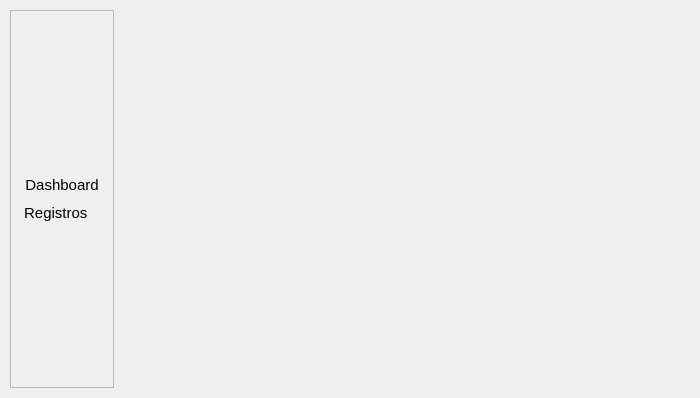
This is FinancesApp/src/ui/HomeForm.ui in iagoofelipe/Finances as Qt 5 draws it before an edit. The edited form follows.
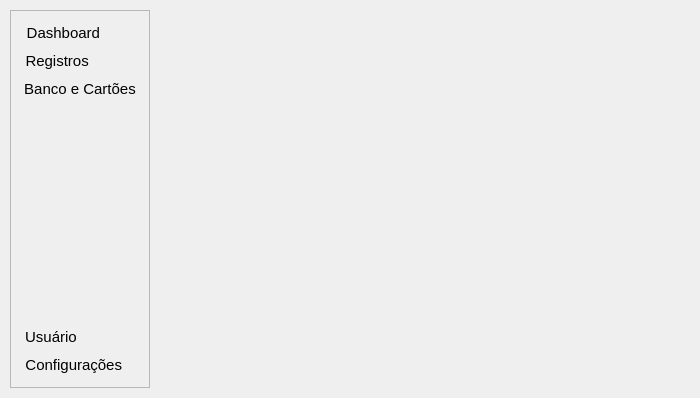
This is the edited form. Icons and pictures are not drawn.

What changed in the file:
```diff
--- a/FinancesApp/src/ui/HomeForm.ui
+++ b/FinancesApp/src/ui/HomeForm.ui
@@ -56,19 +56,6 @@
       <property name="spacing">
        <number>2</number>
       </property>
-      <item>
-       <spacer name="verticalSpacer">
-        <property name="orientation">
-         <enum>Qt::Vertical</enum>
-        </property>
-        <property name="sizeHint" stdset="0">
-         <size>
-          <width>20</width>
-          <height>141</height>
-         </size>
-        </property>
-       </spacer>
-      </item>
       <item>
        <widget class="QPushButton" name="btnDash">
         <property name="font">
@@ -78,7 +65,7 @@
          </font>
         </property>
         <property name="text">
-         <string>Dashboard</string>
+         <string>Dashboard        </string>
         </property>
         <property name="icon">
          <iconset resource="resource.qrc">
@@ -104,7 +91,7 @@
          </font>
         </property>
         <property name="text">
-         <string>Registros   </string>
+         <string>Registros           </string>
         </property>
         <property name="icon">
          <iconset resource="resource.qrc">
@@ -121,6 +108,32 @@
         </property>
        </widget>
       </item>
+      <item>
+       <widget class="QPushButton" name="btnCard">
+        <property name="font">
+         <font>
+          <family>Segoe UI</family>
+          <pointsize>11</pointsize>
+         </font>
+        </property>
+        <property name="text">
+         <string>Banco e Cartões</string>
+        </property>
+        <property name="icon">
+         <iconset resource="resource.qrc">
+          <normaloff>:/root/imgs/light-card.svg</normaloff>:/root/imgs/light-card.svg</iconset>
+        </property>
+        <property name="iconSize">
+         <size>
+          <width>25</width>
+          <height>25</height>
+         </size>
+        </property>
+        <property name="flat">
+         <bool>true</bool>
+        </property>
+       </widget>
+      </item>
       <item>
        <spacer name="verticalSpacer_2">
         <property name="orientation">
@@ -134,6 +147,58 @@
         </property>
        </spacer>
       </item>
+      <item>
+       <widget class="QPushButton" name="btnUser">
+        <property name="font">
+         <font>
+          <family>Segoe UI</family>
+          <pointsize>11</pointsize>
+         </font>
+        </property>
+        <property name="text">
+         <string>Usuário              </string>
+        </property>
+        <property name="icon">
+         <iconset resource="resource.qrc">
+          <normaloff>:/root/imgs/light-user.svg</normaloff>:/root/imgs/light-user.svg</iconset>
+        </property>
+        <property name="iconSize">
+         <size>
+          <width>25</width>
+          <height>25</height>
+         </size>
+        </property>
+        <property name="flat">
+         <bool>true</bool>
+        </property>
+       </widget>
+      </item>
+      <item>
+       <widget class="QPushButton" name="btnConfig">
+        <property name="font">
+         <font>
+          <family>Segoe UI</family>
+          <pointsize>11</pointsize>
+         </font>
+        </property>
+        <property name="text">
+         <string>Configurações   </string>
+        </property>
+        <property name="icon">
+         <iconset resource="resource.qrc">
+          <normaloff>:/root/imgs/light-gear.svg</normaloff>:/root/imgs/light-gear.svg</iconset>
+        </property>
+        <property name="iconSize">
+         <size>
+          <width>25</width>
+          <height>25</height>
+         </size>
+        </property>
+        <property name="flat">
+         <bool>true</bool>
+        </property>
+       </widget>
+      </item>
      </layout>
     </widget>
    </item>
```
